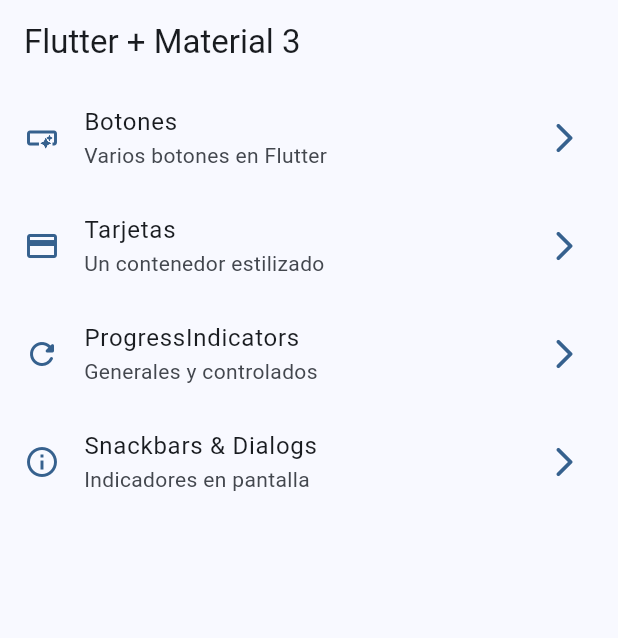
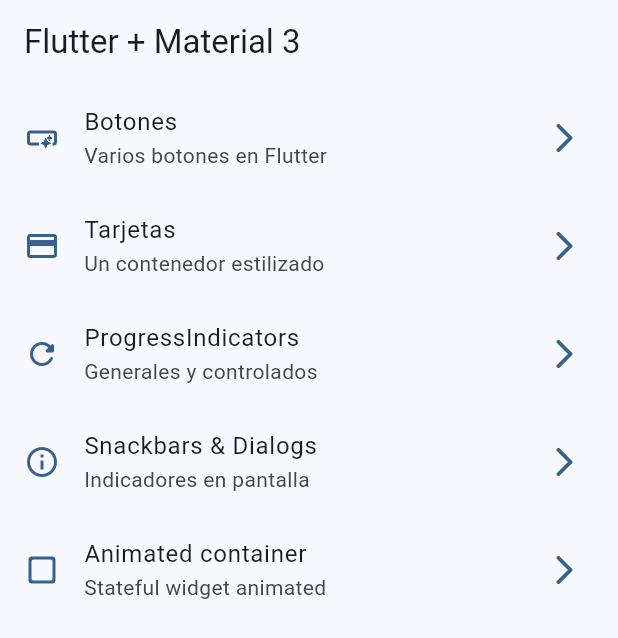
Before and after one commit to judatop/widgets-app, a Flutter app: the screen it shows after launch, on a phone screen of 412 x 824 dp. Shown: the top 638 px of the screen. Run offline on Flutter 3.47's test engine with Material 3 defaults, Android fonts, the phone set to English and light mode, and no system bars; our stand-ins replace go_router.

Commit message:
[ADD] animated & cool containers

```diff
--- a/lib/config/menu/menu_items.dart
+++ b/lib/config/menu/menu_items.dart
@@ -39,4 +39,10 @@ const appMenuItems = <MenuItem>[
     link: '/snackbars',
     icon: Icons.info_outline,
   ),
+  MenuItem(
+    title: 'Animated container',
+    subTitle: 'Stateful widget animated',
+    link: '/animated',
+    icon: Icons.check_box_outline_blank_rounded,
+  ),
 ];
--- a/lib/config/router/app_router.dart
+++ b/lib/config/router/app_router.dart
@@ -28,6 +28,11 @@ final appRouter = GoRouter(
       path: '/snackbars',
       name: SnackbarScreen.name,
       builder: (context, state) => const SnackbarScreen(),
-    )
+    ),
+    GoRoute(
+      path: '/animated',
+      name: AnimatedScreen.name,
+      builder: (context, state) => const AnimatedScreen(),
+    ),
   ],
 );
```
Also changed, not shown: lib/presentation/screens/animated/animated_screen.dart (+50 -2 lines).
